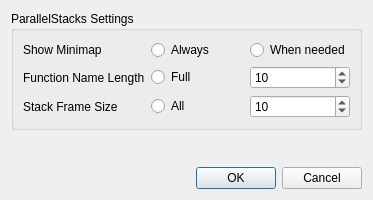
Above: src/SeerParallelStacksSettingsDialog.ui from epasveer/seer before the change. Below: the same form after it.
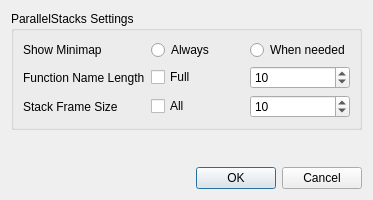
That is the form after the change.

Commit message: WIP: Can change the function name length.

Diff of the .ui file:
```diff
--- a/src/SeerParallelStacksSettingsDialog.ui
+++ b/src/SeerParallelStacksSettingsDialog.ui
@@ -68,16 +68,6 @@
           </property>
          </widget>
         </item>
-        <item row="1" column="1">
-         <widget class="QRadioButton" name="functionNameLengthAllRadioButton">
-          <property name="toolTip">
-           <string>Keep the full length of function names.</string>
-          </property>
-          <property name="text">
-           <string>Full</string>
-          </property>
-         </widget>
-        </item>
         <item row="0" column="1">
          <widget class="QRadioButton" name="showMiniMapAlwaysRadioButton">
           <property name="toolTip">
@@ -91,16 +81,6 @@
           </attribute>
          </widget>
         </item>
-        <item row="2" column="1">
-         <widget class="QRadioButton" name="stackFrameSizeAllRadioButton">
-          <property name="toolTip">
-           <string>Keep all frames of the stack.</string>
-          </property>
-          <property name="text">
-           <string>All</string>
-          </property>
-         </widget>
-        </item>
         <item row="2" column="0">
          <widget class="QLabel" name="stackFrameSizeLabel">
           <property name="text">
@@ -127,6 +107,26 @@
           </property>
          </widget>
         </item>
+        <item row="1" column="1">
+         <widget class="QCheckBox" name="functionNameLengthAllCheckBox">
+          <property name="toolTip">
+           <string>Keep the full length of function names.</string>
+          </property>
+          <property name="text">
+           <string>Full</string>
+          </property>
+         </widget>
+        </item>
+        <item row="2" column="1">
+         <widget class="QCheckBox" name="stackFrameSizeAllCheckBox">
+          <property name="toolTip">
+           <string>Keep all frames of the stack.</string>
+          </property>
+          <property name="text">
+           <string>All</string>
+          </property>
+         </widget>
+        </item>
        </layout>
       </item>
      </layout>
```
Left out of the diff: 10 changed lines with no effect on the pictures. The commit also changes 8 other files.
